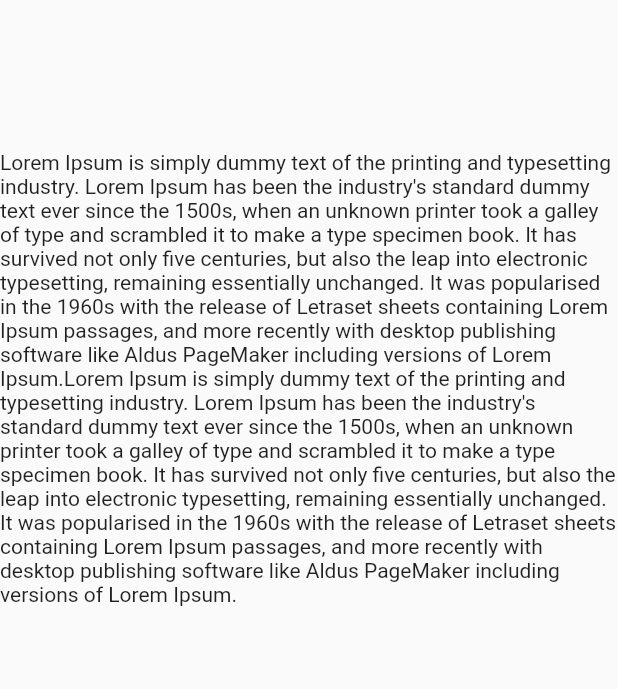
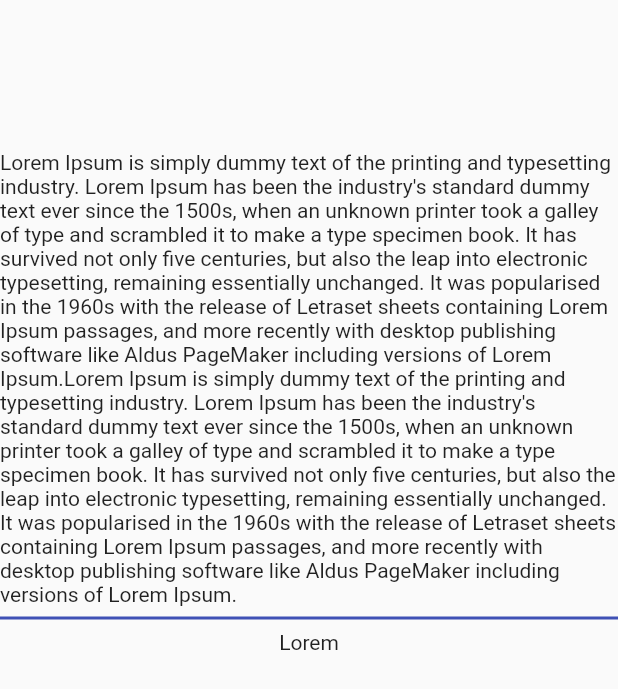
Before and after one commit to hidechy/flutter_consumerwidget_size_get, a Flutter app: the screen it shows after launch, on a phone screen of 412 x 824 dp. Shown: the top 689 px of the screen. Run offline on Flutter 3.47's test engine with Material 2 defaults, Android fonts, the phone set to English and light mode, and no system bars; our stand-ins replace flutter_riverpod.

Commit message:
size get 2

```diff
--- a/lib/main.dart
+++ b/lib/main.dart
@@ -24,17 +24,27 @@ class MyApp extends StatelessWidget {
 
 class HomePage extends ConsumerWidget {
   HomePage({Key? key}) : super(key: key);
+
+  //
+
   final _textKey = GlobalKey();
+  final _textKey2 = GlobalKey();
 
   @override
   Widget build(BuildContext context, WidgetRef ref) {
     //
 
+    Size size = MediaQuery.of(context).size;
+
     WidgetsBinding.instance.addPostFrameCallback(
       (timeStamp) {
-        final height = _textKey.currentContext!.size!.height;
+        print('screen : ${size.height}');
 
-        print(height);
+        final height1 = _textKey.currentContext!.size!.height;
+        print('height1 : $height1');
+
+        final height2 = _textKey2.currentContext!.size!.height;
+        print('height2 : $height2');
       },
     );
 
@@ -50,6 +60,15 @@ class HomePage extends ConsumerWidget {
               child: const Text(
                   "Lorem Ipsum is simply dummy text of the printing and typesetting industry. Lorem Ipsum has been the industry's standard dummy text ever since the 1500s, when an unknown printer took a galley of type and scrambled it to make a type specimen book. It has survived not only five centuries, but also the leap into electronic typesetting, remaining essentially unchanged. It was popularised in the 1960s with the release of Letraset sheets containing Lorem Ipsum passages, and more recently with desktop publishing software like Aldus PageMaker including versions of Lorem Ipsum.Lorem Ipsum is simply dummy text of the printing and typesetting industry. Lorem Ipsum has been the industry's standard dummy text ever since the 1500s, when an unknown printer took a galley of type and scrambled it to make a type specimen book. It has survived not only five centuries, but also the leap into electronic typesetting, remaining essentially unchanged. It was popularised in the 1960s with the release of Letraset sheets containing Lorem Ipsum passages, and more recently with desktop publishing software like Aldus PageMaker including versions of Lorem Ipsum."),
             ),
+            const Divider(
+              thickness: 2,
+              color: Colors.indigo,
+            ),
+            Container(
+              height: 130,
+              key: _textKey2,
+              child: const Text("Lorem"),
+            ),
           ],
         ),
       ),
```
